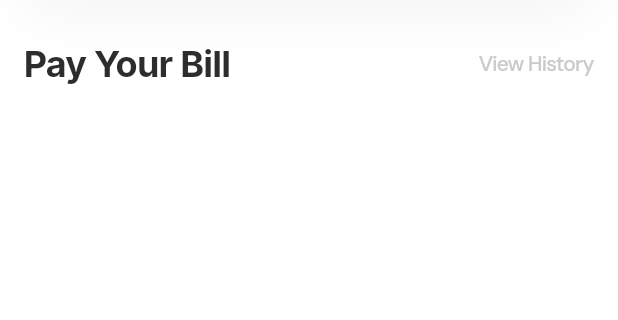
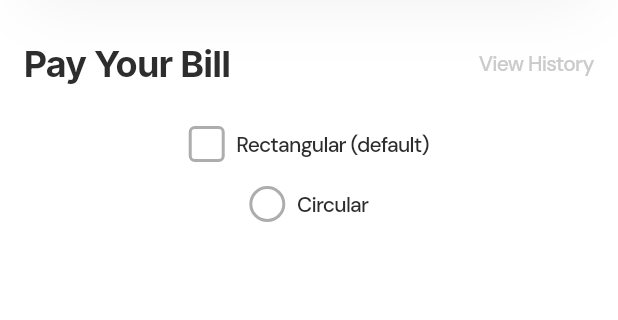
Before and after one commit to PaygooApp/paygoo, a Flutter app: the screen it shows after launch, on a phone screen of 412 x 824 dp, the part 210-530 px from its top. Run offline on Flutter 3.47's test engine with Material 3 defaults, Android fonts, the phone set to English and light mode, and no system bars; our stand-ins replace google_fonts; project files that could hold a hidden picture were left out.

Commit message:
feat(#12): basic checkbox functionality

```diff
--- /dev/null
+++ b/lib/components/atoms/app_checkbox.dart
@@ -0,0 +1,68 @@
+import 'package:flutter/material.dart';
+import 'package:paygoo/tokens/token_primitive_mode1.dart';
+
+enum AppCheckboxStyle { rectangular, circular }
+
+class AppCheckbox extends StatelessWidget {
+  const AppCheckbox({
+    super.key,
+    required this.value,
+    required this.onChanged,
+    this.label,
+    this.style = AppCheckboxStyle.rectangular,
+  });
+
+  final bool value;
+  final ValueChanged<bool>? onChanged;
+  final String? label;
+  final AppCheckboxStyle style;
+
+  static const _animationDuration = Duration(milliseconds: 150);
+
+  @override
+  Widget build(BuildContext context) {
+    return GestureDetector(
+      onTap: onChanged != null ? () => onChanged!(!value) : null,
+      child: Row(
+        mainAxisSize: MainAxisSize.min,
+        children: [
+          AnimatedContainer(
+            duration: _animationDuration,
+            curve: Curves.fastLinearToSlowEaseIn,
+            width: 24,
+            height: 24,
+            decoration: BoxDecoration(
+              color: value
+                  ? Theme.of(context).colorScheme.primary
+                  : Colors.transparent,
+              shape: style == AppCheckboxStyle.circular
+                  ? BoxShape.circle
+                  : BoxShape.rectangle,
+              borderRadius: style == AppCheckboxStyle.rectangular
+                  ? BorderRadius.circular(
+                      TokenPrimitiveMode1.borderRadiusxs.toDouble(),
+                    )
+                  : null,
+              border: Border.all(
+                color: value
+                    ? Theme.of(context).colorScheme.primary
+                    : TokenPrimitiveMode1.gray400,
+                width: TokenPrimitiveMode1.borderWidthmd.toDouble(),
+              ),
+            ),
+            child: AnimatedScale(
+              scale: value ? 1.0 : 0.0,
+              duration: _animationDuration,
+              curve: Curves.fastLinearToSlowEaseIn,
+              child: Image.asset('assets/check.png', width: 16, height: 16),
+            ),
+          ),
+          if (label != null) ...[
+            SizedBox(width: TokenPrimitiveMode1.scale200.toDouble()),
+            Text(label!, style: Theme.of(context).textTheme.bodyMedium),
+          ],
+        ],
+      ),
+    );
+  }
+}
--- a/lib/main.dart
+++ b/lib/main.dart
@@ -2,6 +2,7 @@ import 'package:flutter/material.dart';
 import 'package:paygoo/components/wrappers/venu_table_card.dart';
 import 'package:paygoo/tokens/token_primitive_mode1.dart';
 import 'package:paygoo/utils/theme/theme.dart';
+import 'package:paygoo/components/atoms/app_checkbox.dart';
 
 void main() {
   runApp(const App());
@@ -21,8 +22,16 @@ class App extends StatelessWidget {
   }
 }
 
-class HomePage extends StatelessWidget {
+class HomePage extends StatefulWidget {
   const HomePage({super.key});
+
+  @override
+  State<HomePage> createState() => _HomePageState();
+}
+
+class _HomePageState extends State<HomePage> {
+  bool isChecked = false;
+  bool isCircularChecked = false;
 
   @override
   Widget build(BuildContext context) {
@@ -55,6 +64,19 @@ class HomePage extends StatelessWidget {
                   ),
                 ],
               ),
+              SizedBox(height: 28),
+              AppCheckbox(
+                value: isChecked,
+                onChanged: (value) => setState(() => isChecked = value),
+                label: "Rectangular (default)",
+              ),
+              SizedBox(height: 16),
+              AppCheckbox(
+                value: isCircularChecked,
+                onChanged: (value) => setState(() => isCircularChecked = value),
+                label: "Circular",
+                style: AppCheckboxStyle.circular,
+              ),
             ],
           ),
         ),
```
Also changed, not shown: assets/check.png (added).
